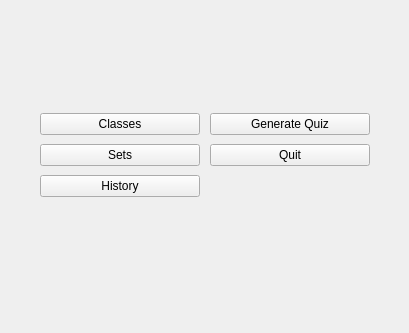
sobjornstad/clicker-quiz-manager, file designer/mw.ui: the form before one commit.
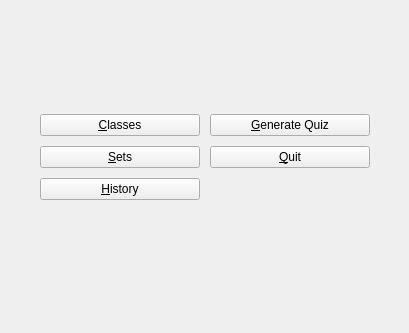
The form after the commit.

Commit message:
add keyboard shortcuts to other dialogs; fix default property
The 'default' property controls what happens when you press Enter in the
dialog. For instance, in the Sets dialog, it was incorrectly set to Add,
so that when you highlighted something in the set list and pressed
Enter, it would bring up the add dialog.

What changed in the file:
```diff
--- a/designer/mw.ui
+++ b/designer/mw.ui
@@ -23,28 +23,28 @@
       <x>40</x>
       <y>110</y>
       <width>160</width>
-      <height>91</height>
+      <height>95</height>
      </rect>
     </property>
     <layout class="QVBoxLayout" name="verticalLayout">
      <item>
       <widget class="QPushButton" name="classesButton">
        <property name="text">
-        <string>Classes</string>
+        <string>&amp;Classes</string>
        </property>
       </widget>
      </item>
      <item>
       <widget class="QPushButton" name="setsButton">
        <property name="text">
-        <string>Sets</string>
+        <string>&amp;Sets</string>
        </property>
       </widget>
      </item>
      <item>
       <widget class="QPushButton" name="historyButton">
        <property name="text">
-        <string>History</string>
+        <string>&amp;History</string>
        </property>
       </widget>
      </item>
@@ -56,21 +56,21 @@
       <x>210</x>
       <y>110</y>
       <width>160</width>
-      <height>61</height>
+      <height>62</height>
      </rect>
     </property>
     <layout class="QVBoxLayout" name="verticalLayout_2">
      <item>
       <widget class="QPushButton" name="quizButton">
        <property name="text">
-        <string>Generate Quiz</string>
+        <string>&amp;Generate Quiz</string>
        </property>
       </widget>
      </item>
      <item>
       <widget class="QPushButton" name="quitButton">
        <property name="text">
-        <string>Quit</string>
+        <string>&amp;Quit</string>
        </property>
       </widget>
      </item>
```
The commit also changes 6 other files.
